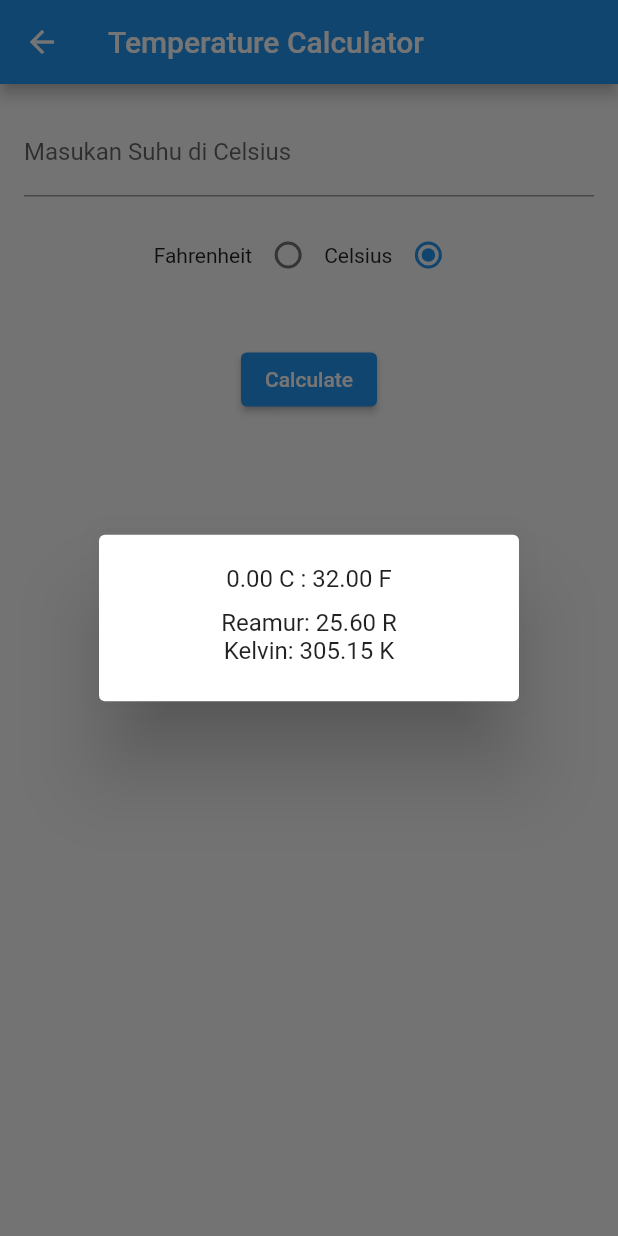
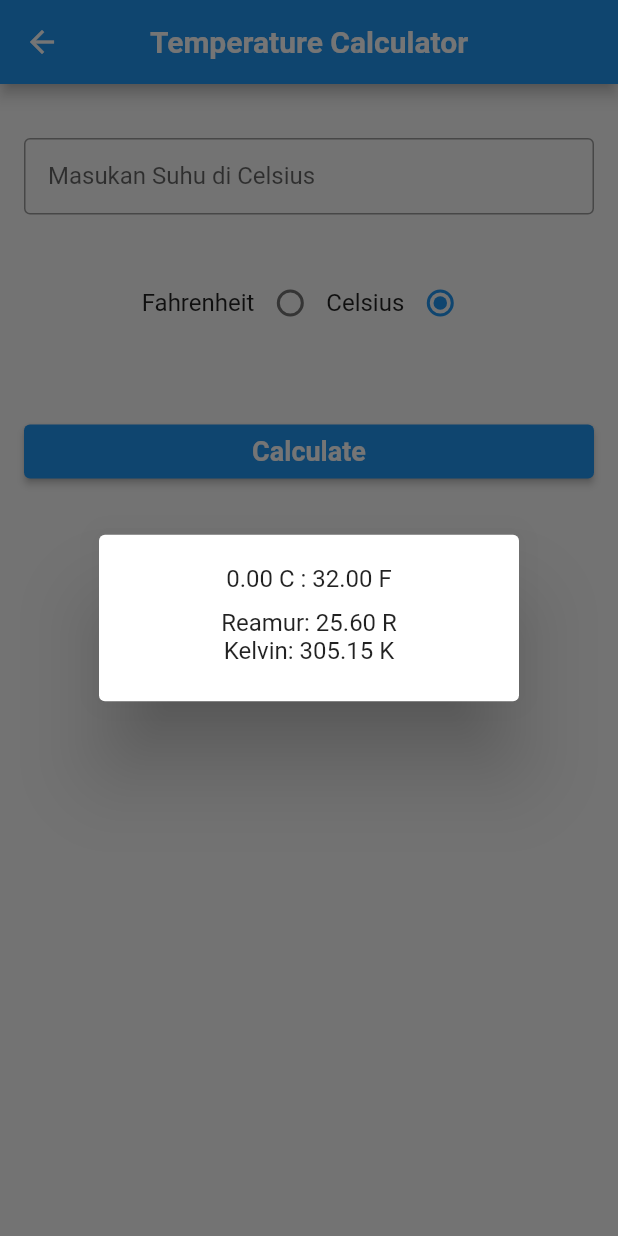
Before and after one commit to RizalNR03/UTS_Mobile, a Flutter app: the TempApp screen opened directly, after a tap on "Calculate", on a phone screen of 412 x 824 dp. Run offline on Flutter 3.47's test engine with Material 2 defaults, Android fonts, the phone set to English and light mode, and no system bars; our stand-ins replace charts_flutter, flutter_hooks, flutter_staggered_animations, math_expressions.

```diff
--- a/lib/temperatur.dart
+++ b/lib/temperatur.dart
@@ -33,12 +33,19 @@ class TempState extends State<TempApp> {
       },
       decoration: InputDecoration(
         labelText: "Masukan Suhu di ${fOrC ? "Celsius" : "Fahrenheit"}",
+        border: OutlineInputBorder(),
+        contentPadding: EdgeInsets.symmetric(horizontal: 16, vertical: 16),
       ),
       textAlign: TextAlign.center,
     );
 
     AppBar appBar = AppBar(
-      title: Text("Temperature Calculator"),
+      title: Text(
+        "Temperature Calculator",
+        style: TextStyle(fontWeight: FontWeight.bold),
+      ),
+      centerTitle: true,
+      backgroundColor: Colors.blue,
     );
 
     Container tempSwitch = Container(
@@ -46,7 +53,10 @@ class TempState extends State<TempApp> {
       child: Row(
         mainAxisAlignment: MainAxisAlignment.center,
         children: <Widget>[
-          Text("Fahrenheit"),
+          Text(
+            "Fahrenheit",
+            style: TextStyle(fontSize: 16),
+          ),
           Radio<bool?>(
             groupValue: fOrC,
             value: false,
@@ -56,7 +66,10 @@ class TempState extends State<TempApp> {
               });
             },
           ),
-          Text("Celsius"),
+          Text(
+            "Celsius",
+            style: TextStyle(fontSize: 16),
+          ),
           Radio<bool?>(
             groupValue: fOrC,
             value: true,
@@ -71,8 +84,16 @@ class TempState extends State<TempApp> {
     );
 
     Container calcBtn = Container(
+      width: double.infinity,
+      padding: EdgeInsets.symmetric(vertical: 16),
       child: ElevatedButton(
-        child: Text("Calculate"),
+        style: ElevatedButton.styleFrom(
+          primary: Colors.blue,
+        ),
+        child: Text(
+          "Calculate",
+          style: TextStyle(fontSize: 18, fontWeight: FontWeight.bold),
+        ),
         onPressed: () {
           setState(() {
             if (fOrC) {
@@ -87,12 +108,22 @@ class TempState extends State<TempApp> {
               children: [
                 fOrC
                     ? Text(
-                        "${input.toStringAsFixed(2)} C : ${output.toStringAsFixed(2)} F")
+                        "${input.toStringAsFixed(2)} C : ${output.toStringAsFixed(2)} F",
+                        style: TextStyle(fontSize: 16),
+                      )
                     : Text(
-                        "${input.toStringAsFixed(2)} F : ${output.toStringAsFixed(2)} C"),
+                        "${input.toStringAsFixed(2)} F : ${output.toStringAsFixed(2)} C",
+                        style: TextStyle(fontSize: 16),
+                      ),
                 SizedBox(height: 10),
-                Text("Reamur: ${(output * 4 / 5).toStringAsFixed(2)} R"),
-                Text("Kelvin: ${(output + 273.15).toStringAsFixed(2)} K"),
+                Text(
+                  "Reamur: ${(output * 4 / 5).toStringAsFixed(2)} R",
+                  style: TextStyle(fontSize: 16),
+                ),
+                Text(
+                  "Kelvin: ${(output + 273.15).toStringAsFixed(2)} K",
+                  style: TextStyle(fontSize: 16),
+                ),
               ],
             ),
           );
@@ -108,7 +139,9 @@ class TempState extends State<TempApp> {
         padding: EdgeInsets.all(16.0),
         child: Column(
           children: <Widget>[
+            SizedBox(height: 20),
             inputField,
+            SizedBox(height: 20),
             tempSwitch,
             SizedBox(height: 20),
             calcBtn,
```
Also changed, not shown: lib/bmi_calculator.dart (+43 -2 lines), lib/curency.dart (+15 -6 lines), lib/placeholder.dart (+25 -25 lines), assets/erza.jpg (deleted), assets/image_button.png (deleted).
